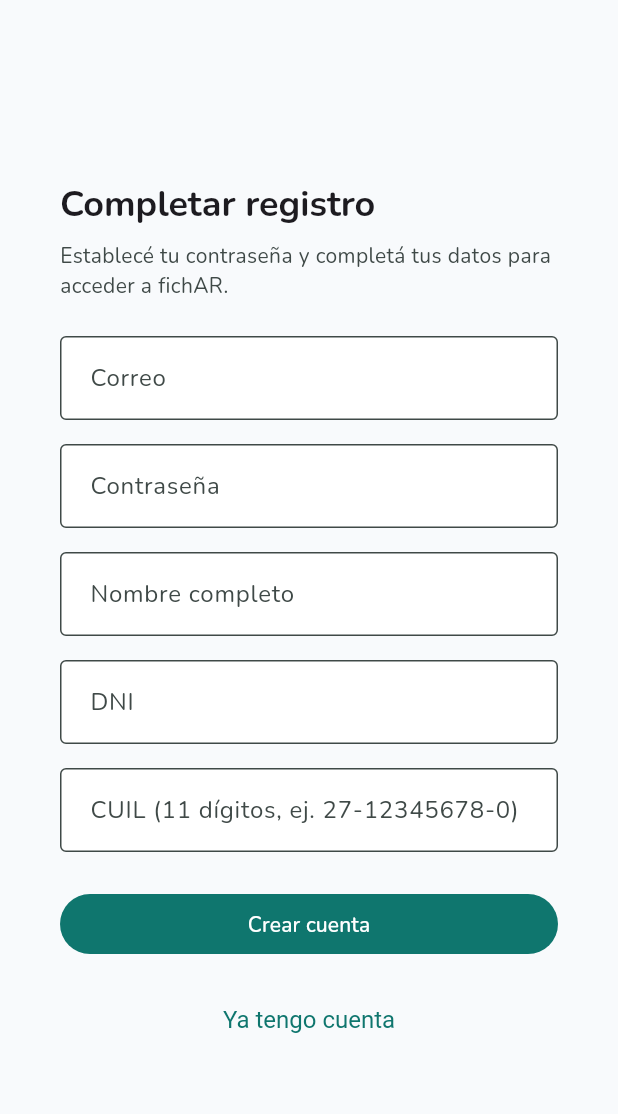
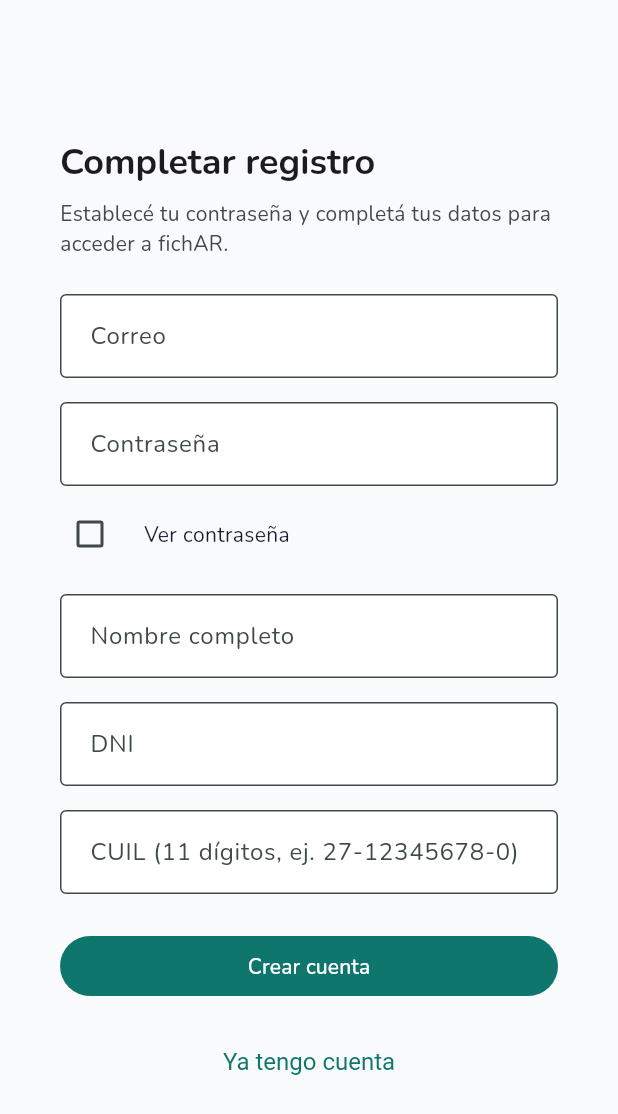
Before and after one commit to SebastianGracianoNaval/fichAR-app, a Flutter app: the RegisterScreen screen opened by its route, on a phone screen of 412 x 824 dp. Shown: the top 1114 px of the screen. Run offline on Flutter 3.47's test engine with Material 3 defaults, Android fonts, the phone set to English and light mode, and no system bars; our stand-ins replace device_info_plus, device_preview, file_picker, flutter_dotenv, flutter_svg, google_fonts and 2 more; missing offline and left inert: dart:html; accounts and stored records are empty; network calls fail.

Commit message:
fix: improve register screen

```diff
--- a/apps/mobile/lib/screens/register_screen.dart
+++ b/apps/mobile/lib/screens/register_screen.dart
@@ -1,11 +1,16 @@
 import 'package:flutter/material.dart';
 import 'package:flutter/services.dart';
 
+import '../core/device_capabilities.dart';
 import '../core/invite_from_url.dart';
 import '../services/auth_api_service.dart';
 import '../theme.dart';
 import '../utils/error_utils.dart';
+import '../widgets/inline_error.dart';
 import '../widgets/responsive_content_wrapper.dart';
+
+/// If true, the email from the invite link can be edited. Set to false to lock email to invite value.
+const bool kRegisterEmailEditable = true;
 
 class RegisterScreen extends StatefulWidget {
   const RegisterScreen({super.key});
@@ -21,7 +26,12 @@ class _RegisterScreenState extends State<RegisterScreen> {
   final _nameCtrl = TextEditingController();
   final _dniCtrl = TextEditingController();
   final _cuilCtrl = TextEditingController();
+  final _passwordFocusNode = FocusNode();
+  final _nameFocusNode = FocusNode();
+  final _dniFocusNode = FocusNode();
+  final _cuilFocusNode = FocusNode();
   bool _loading = false;
+  bool _obscurePassword = true;
   String? _error;
 
   @override
@@ -37,6 +47,10 @@ class _RegisterScreenState extends State<RegisterScreen> {
     _nameCtrl.dispose();
     _dniCtrl.dispose();
     _cuilCtrl.dispose();
+    _passwordFocusNode.dispose();
+    _nameFocusNode.dispose();
+    _dniFocusNode.dispose();
+    _cuilFocusNode.dispose();
     super.dispose();
   }
 
@@ -130,7 +144,11 @@ class _RegisterScreenState extends State<RegisterScreen> {
                     ),
                     keyboardType: TextInputType.emailAddress,
                     autocorrect: false,
-                    readOnly: true,
+                    readOnly: !kRegisterEmailEditable,
+                    textInputAction: TextInputAction.next,
+                    onFieldSubmitted: (_) {
+                      FocusScope.of(context).requestFocus(_passwordFocusNode);
+                    },
                     validator: (v) {
                       final s = v?.trim() ?? '';
                       if (s.isEmpty) return 'Requerido';
@@ -141,50 +159,90 @@ class _RegisterScreenState extends State<RegisterScreen> {
                   const SizedBox(height: kSpacingMd),
                   TextFormField(
                     controller: _passwordCtrl,
+                    focusNode: _passwordFocusNode,
                     decoration: const InputDecoration(
                       labelText: 'Contraseña',
                       border: OutlineInputBorder(),
                     ),
-                    obscureText: true,
+                    obscureText: _obscurePassword,
+                    textInputAction: TextInputAction.next,
+                    onFieldSubmitted: (_) {
+                      FocusScope.of(context).requestFocus(_nameFocusNode);
+                    },
                     validator: _validatePassword,
+                  ),
+                  const SizedBox(height: kSpacingSm),
+                  Semantics(
+                    label: 'Mostrar contraseña',
+                    child: CheckboxListTile(
+                      value: !_obscurePassword,
+                      onChanged: (value) {
+                        setState(() => _obscurePassword = value != true);
+                        if (DeviceCapabilities.hasHaptics) {
+                          HapticFeedback.selectionClick();
+                        }
+                      },
+                      title: Text(
+                        'Ver contraseña',
+                        style: Theme.of(context).textTheme.bodyMedium?.copyWith(
+                              color: Theme.of(context).colorScheme.onSurface,
+                            ),
+                      ),
+                      controlAffinity: ListTileControlAffinity.leading,
+                      contentPadding: EdgeInsets.zero,
+                      dense: true,
+                      activeColor: Theme.of(context).colorScheme.primary,
+                    ),
                   ),
                   const SizedBox(height: kSpacingMd),
                   TextFormField(
                     controller: _nameCtrl,
+                    focusNode: _nameFocusNode,
                     decoration: const InputDecoration(
                       labelText: 'Nombre completo',
                       border: OutlineInputBorder(),
                     ),
                     textCapitalization: TextCapitalization.words,
+                    textInputAction: TextInputAction.next,
+                    onFieldSubmitted: (_) {
+                      FocusScope.of(context).requestFocus(_dniFocusNode);
+                    },
                     validator: (v) => (v?.trim().isEmpty ?? true) ? 'Requerido' : null,
                   ),
                   const SizedBox(height: kSpacingMd),
                   TextFormField(
                     controller: _dniCtrl,
+                    focusNode: _dniFocusNode,
                     decoration: const InputDecoration(
                       labelText: 'DNI',
                       border: OutlineInputBorder(),
                     ),
                     keyboardType: TextInputType.number,
                     inputFormatters: [FilteringTextInputFormatter.digitsOnly],
+                    textInputAction: TextInputAction.next,
+                    onFieldSubmitted: (_) {
+                      FocusScope.of(context).requestFocus(_cuilFocusNode);
+                    },
                     validator: (v) => (v?.trim().isEmpty ?? true) ? 'Requerido' : null,
                   ),
                   const SizedBox(height: kSpacingMd),
                   TextFormField(
                     controller: _cuilCtrl,
+                    focusNode: _cuilFocusNode,
                     decoration: const InputDecoration(
                       labelText: 'CUIL (11 dígitos, ej. 27-12345678-0)',
                       border: OutlineInputBorder(),
                     ),
                     keyboardType: TextInputType.number,
+                    textInputAction: TextInputAction.done,
+                    onFieldSubmitted: (_) {
+                      if (!_loading) _submit();
+                    },
                     validator: _validateCuil,
                   ),
                   if (_error != null) ...[
                     const SizedBox(height: kSpacingMd),
-                    Text(
-                      _error!,
-                      style: TextStyle(color: Theme.of(context).colorScheme.error, fontSize: 13),
-                    ),
+                    InlineError(message: _error!),
                   ],
                   const SizedBox(height: kSpacingLg),
                   FilledButton(
```
